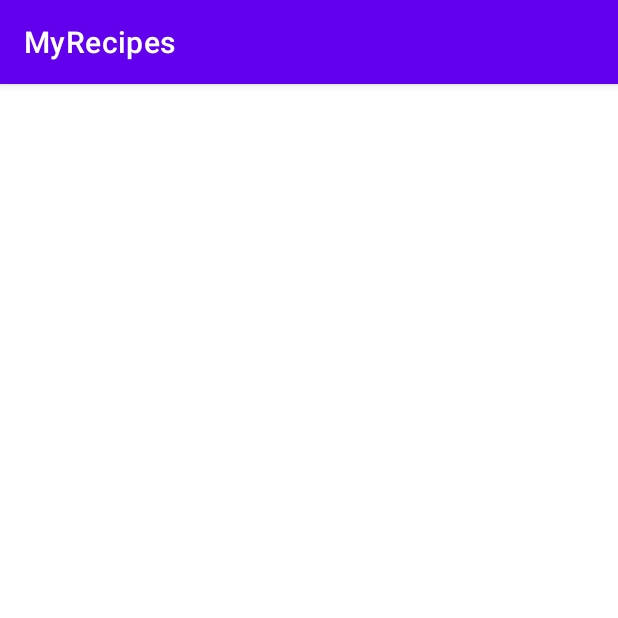
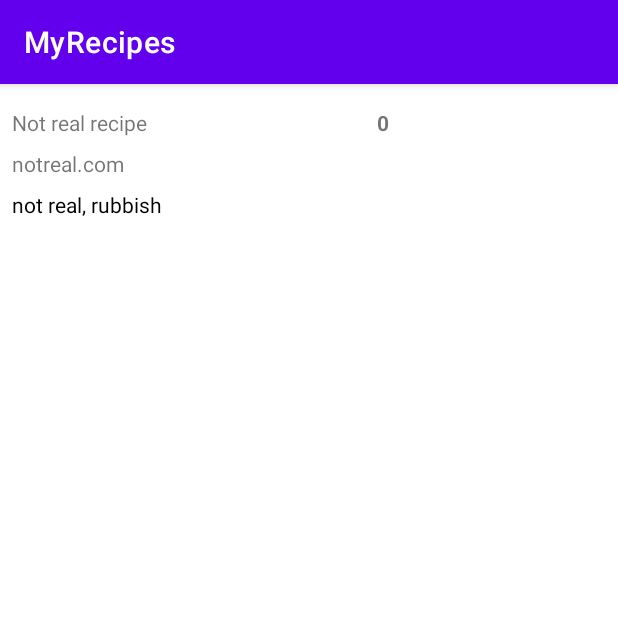
Before and after one commit to mho-bbk/myrecipes, an Android app: the RecipesActivity screen opened directly, with no data from a screen before it, after a tap on "VIEW SAVED RECIPES", on a phone screen of 412 x 824 dp, the top half of it. Run offline under Robolectric (Android 15) with nearby library versions, the phone set to English and light mode, and no system bars; our stand-ins replace Room's generated code, data binding; 1 other tap on this screen came first.

Commit message:
Fixed implementation of RecyclerView and ViewModel

```diff
--- a/src/main/java/com/example/myrecipes/data/db/RecipeDatabase.kt
+++ b/src/main/java/com/example/myrecipes/data/db/RecipeDatabase.kt
@@ -41,7 +41,7 @@ abstract class RecipeDatabase : RoomDatabase() {
             recipeDao.deleteAll()
 
             // Add sample recipes
-            var recipe = Recipe(
+            val recipe = Recipe(
                 id = 0,
                 recipeName = "Not real recipe",
                 recipeLink = "notreal.com",
@@ -71,7 +71,7 @@ abstract class RecipeDatabase : RoomDatabase() {
                val instance = Room.databaseBuilder(
                    context.applicationContext,
                    RecipeDatabase::class.java,
-                   "room_db"
+                   "room_db.db"
                )
                    .addCallback(RecipeDatabaseCallback(scope))
                    .build()
--- a/src/main/java/com/example/myrecipes/recipes/RecipesActivity.kt
+++ b/src/main/java/com/example/myrecipes/recipes/RecipesActivity.kt
@@ -4,20 +4,18 @@ import android.os.Bundle
 import androidx.appcompat.app.AppCompatActivity
 import androidx.lifecycle.ViewModelProvider
 import com.example.myrecipes.R
-import com.example.myrecipes.data.db.RecipeDatabase
-import com.example.myrecipes.repository.RecipeRepository
+import com.example.myrecipes.RecipeApplication
 
 class RecipesActivity : AppCompatActivity() {
 
-    lateinit var viewModel: RecipesViewModel
+    private lateinit var viewModel: RecipesViewModel
 
     override fun onCreate(savedInstanceState: Bundle?) {
         super.onCreate(savedInstanceState)
         setContentView(R.layout.activity_recipes)
 
         // The below was to get shared VM across two fragments...
-        val recipeRepository = RecipeRepository(RecipeDatabase.getDatabase(this).getRecipeDao())
-        val viewModelProviderFactory = RecipesViewModelProviderFactory(recipeRepository)
+        val viewModelProviderFactory = RecipesViewModelProviderFactory((application as RecipeApplication).repository)
         viewModel = ViewModelProvider(this, viewModelProviderFactory)[RecipesViewModel::class.java]
     }
 }
--- /dev/null
+++ b/src/main/java/com/example/myrecipes/recipes/RecipesViewModelProviderFactory.kt
@@ -0,0 +1,17 @@
+package com.example.myrecipes.recipes
+
+import androidx.lifecycle.ViewModel
+import androidx.lifecycle.ViewModelProvider
+import com.example.myrecipes.repository.RecipeRepository
+
+class RecipesViewModelProviderFactory(
+    private val recipeRepository: RecipeRepository
+) : ViewModelProvider.Factory {
+    override fun <T : ViewModel> create(modelClass: Class<T>): T {
+        if (modelClass.isAssignableFrom(RecipesViewModel::class.java)) {
+            @Suppress("UNCHECKED_CAST")
+            return RecipesViewModel(recipeRepository) as T
+        }
+        throw IllegalArgumentException("Unknown ViewModel class")
+    }
+}
--- a/src/main/java/com/example/myrecipes/recipes/SavedRecipesFragment.kt
+++ b/src/main/java/com/example/myrecipes/recipes/SavedRecipesFragment.kt
@@ -5,28 +5,37 @@ import android.view.View
 import androidx.fragment.app.Fragment
 import androidx.fragment.app.activityViewModels
 import androidx.recyclerview.widget.LinearLayoutManager
+import androidx.recyclerview.widget.RecyclerView
+import com.example.myrecipes.R
 import com.example.myrecipes.adapters.RecipeAdapter
-import com.example.myrecipes.databinding.FragmentRecipesSavedBinding
 
-class SavedRecipesFragment : Fragment() {
+class SavedRecipesFragment : Fragment(R.layout.fragment_recipes_saved) {
 
     private val viewModel: RecipesViewModel by activityViewModels()
-    lateinit var recipeAdapter: RecipeAdapter
-
-    private lateinit var binding: FragmentRecipesSavedBinding
 
     override fun onViewCreated(view: View, savedInstanceState: Bundle?) {
         super.onViewCreated(view, savedInstanceState)
 
-        setupRecyclerView()
-    }
+//        setupRecyclerView()
 
-    private fun setupRecyclerView() {
-        recipeAdapter = RecipeAdapter()
-        binding.savedRecipes.apply {
+        val recyclerView = requireActivity().findViewById<RecyclerView>(R.id.saved_recipes)
+        val recipeAdapter = RecipeAdapter()
+        recyclerView.apply {
             adapter = recipeAdapter
             layoutManager = LinearLayoutManager(activity)
         }
+
+        viewModel.allRecipes.observe(viewLifecycleOwner) { recipes ->
+            recipes?.let { recipeAdapter.submitList(it) }
+        }
     }
+//
+//    private fun setupRecyclerView() {
+//        recipeAdapter = RecipeAdapter()
+//        binding.savedRecipes.apply {
+//            adapter = recipeAdapter
+//            layoutManager = LinearLayoutManager(activity)
+//        }
+//    }
 
 }
--- a/src/main/res/layout/fragment_recipes_saved.xml
+++ b/src/main/res/layout/fragment_recipes_saved.xml
@@ -1,11 +1,20 @@
 <?xml version="1.0" encoding="utf-8"?>
-<androidx.constraintlayout.widget.ConstraintLayout xmlns:android="http://schemas.android.com/apk/res/android"
-    android:layout_width="match_parent"
-    android:layout_height="match_parent">
+<layout xmlns:android="http://schemas.android.com/apk/res/android"
+    xmlns:app="http://schemas.android.com/apk/res-auto"
+    xmlns:tools="http://schemas.android.com/tools">
+
+        <androidx.constraintlayout.widget.ConstraintLayout
+            android:layout_width="match_parent"
+            android:layout_height="match_parent">
 
         <androidx.recyclerview.widget.RecyclerView
             android:id="@+id/saved_recipes"
             android:layout_width="match_parent"
-            android:layout_height="match_parent" />
+            android:layout_height="match_parent"
+            app:layout_constraintStart_toStartOf="parent"
+            app:layout_constraintTop_toTopOf="parent"
+            tools:listitem="@layout/item_preview_recipe_saved"/>
 
-</androidx.constraintlayout.widget.ConstraintLayout>
+        </androidx.constraintlayout.widget.ConstraintLayout>
+
+</layout>
```
Also changed, not shown: src/main/java/com/example/myrecipes/recipes/RecipesViewModel.kt (+0 -13 lines), 1 other file.
